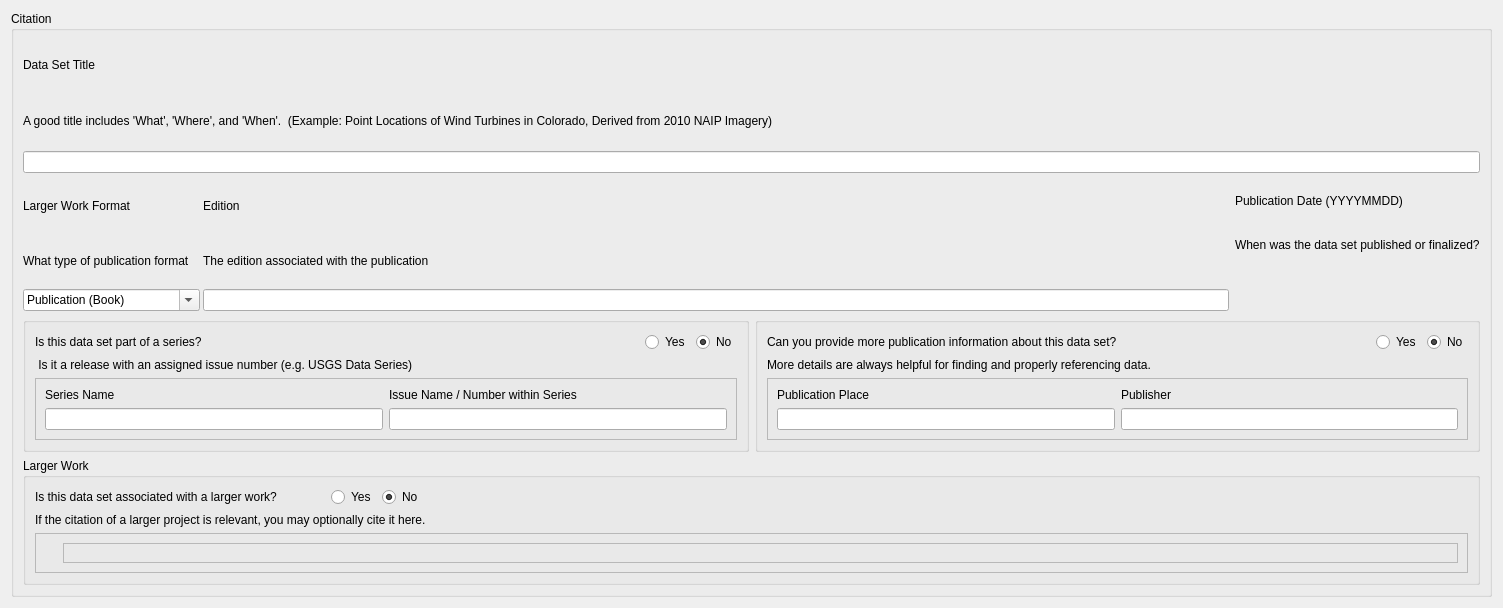
DOI-USGS/fort-pymdwizard, file pymdwizard/gui/ui_files/Citation.ui: the form before one commit.
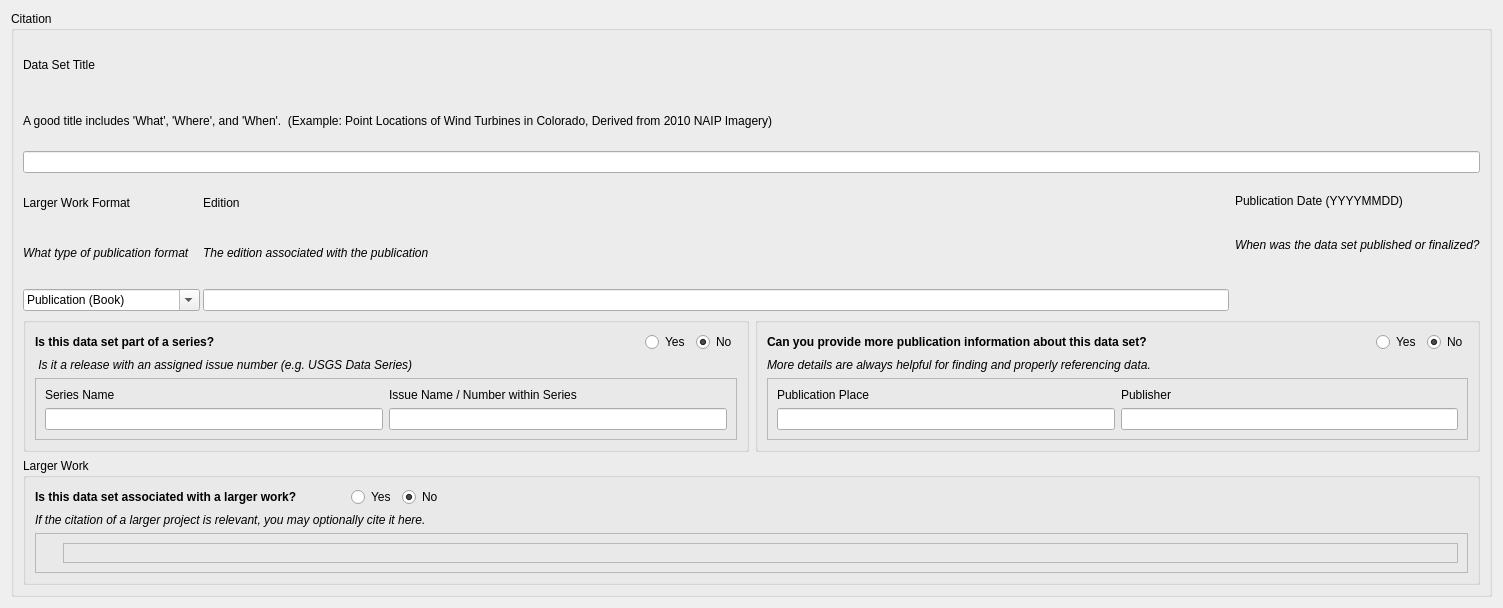
The form after the commit.

Commit message: citation change widget for css

The edit to the form file:
```diff
--- a/pymdwizard/gui/ui_files/Citation.ui
+++ b/pymdwizard/gui/ui_files/Citation.ui
@@ -76,11 +76,30 @@
               </item>
               <item>
                <widget class="QLabel" name="label_2">
+                <property name="styleSheet">
+                 <string notr="true">font: italic;</string>
+                </property>
                 <property name="text">
                  <string>What type of publication format</string>
                 </property>
                </widget>
               </item>
+              <item>
+               <spacer name="verticalSpacer_2">
+                <property name="orientation">
+                 <enum>Qt::Vertical</enum>
+                </property>
+                <property name="sizeType">
+                 <enum>QSizePolicy::Fixed</enum>
+                </property>
+                <property name="sizeHint" stdset="0">
+                 <size>
+                  <width>20</width>
+                  <height>10</height>
+                 </size>
+                </property>
+               </spacer>
+              </item>
               <item>
                <widget class="QComboBox" name="fgdc_geoform">
                 <property name="editable">
@@ -144,11 +163,30 @@
               </item>
               <item>
                <widget class="QLabel" name="label">
+                <property name="styleSheet">
+                 <string notr="true">font: italic;</string>
+                </property>
                 <property name="text">
                  <string>The edition associated with the publication</string>
                 </property>
                </widget>
               </item>
+              <item>
+               <spacer name="verticalSpacer_3">
+                <property name="orientation">
+                 <enum>Qt::Vertical</enum>
+                </property>
+                <property name="sizeType">
+                 <enum>QSizePolicy::Fixed</enum>
+                </property>
+                <property name="sizeHint" stdset="0">
+                 <size>
+                  <width>20</width>
+                  <height>10</height>
+                 </size>
+                </property>
+               </spacer>
+              </item>
               <item>
                <widget class="QLineEdit" name="fgdc_edition"/>
               </item>
@@ -170,6 +208,9 @@
             </item>
             <item>
              <widget class="QLabel" name="label_38">
+              <property name="styleSheet">
+               <string notr="true">font: italic;</string>
+              </property>
               <property name="text">
                <string>When was the data set published or finalized?</string>
               </property>
@@ -208,6 +249,9 @@
                   <layout class="QHBoxLayout" name="horizontalLayout_6">
                    <item>
                     <widget class="QLabel" name="label_43">
+                     <property name="styleSheet">
+                      <string notr="true">font: bold;</string>
+                     </property>
                      <property name="text">
                       <string>Is this data set part of a series?</string>
                      </property>
@@ -247,6 +291,9 @@
                  </item>
                  <item>
                   <widget class="QLabel" name="label_44">
+                   <property name="styleSheet">
+                    <string notr="true">font: italic;</string>
+                   </property>
                    <property name="text">
                     <string> Is it a release with an assigned issue number (e.g. USGS Data Series)</string>
                    </property>
@@ -313,6 +360,9 @@
                   <layout class="QHBoxLayout" name="horizontalLayout_8">
                    <item>
                     <widget class="QLabel" name="label_49">
+                     <property name="styleSheet">
+                      <string notr="true">font: bold;</string>
+                     </property>
                      <property name="text">
                       <string>Can you provide more publication information about this data set?</string>
                      </property>
@@ -352,6 +402,9 @@
                  </item>
                  <item>
                   <widget class="QLabel" name="label_50">
+                   <property name="styleSheet">
+                    <string notr="true">font: italic;</string>
+                   </property>
                    <property name="text">
                     <string>More details are always helpful for finding and properly referencing data.</string>
                    </property>
@@ -420,6 +473,9 @@
                 <layout class="QHBoxLayout" name="horizontalLayout_27">
                  <item>
                   <widget class="QLabel" name="label_63">
+                   <property name="styleSheet">
+                    <string notr="true">font: bold;</string>
+                   </property>
                    <property name="text">
                     <string>Is this data set associated with a larger work?</string>
                    </property>
@@ -459,6 +515,9 @@
                </item>
                <item row="1" column="0">
                 <widget class="QLabel" name="label_64">
+                 <property name="styleSheet">
+                  <string notr="true">font: italic;</string>
+                 </property>
                  <property name="text">
                   <string>If the citation of a larger project is relevant, you may optionally cite it here.</string>
                  </property>
```
The commit also changes 1 other file.
